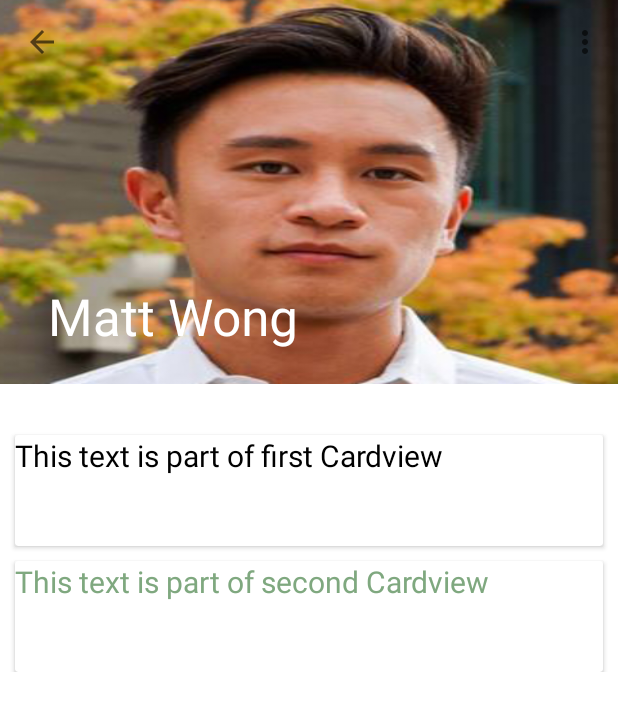
After one commit to felixitous/smallworld-v3, an Android app: the ComplicatedProfile screen opened directly, with no data from a screen before it, on a phone screen of 412 x 824 dp. The commit adds this screen. Shown: the top 711 px of the screen. Run offline under Robolectric (Android 15) with nearby library versions, the phone set to English and light mode, and no system bars.

Commit message:
new changes

```diff
--- /dev/null
+++ b/mobile/src/main/java/smallworld/smallworld_v3/ComplicatedProfile.java
@@ -0,0 +1,57 @@
+package smallworld.smallworld_v3;
+
+import android.app.ActionBar;
+import android.support.design.widget.CollapsingToolbarLayout;
+import android.support.v7.app.AppCompatActivity;
+import android.os.Bundle;
+import android.support.v7.widget.Toolbar;
+import android.util.Log;
+import android.view.Menu;
+import android.view.MenuItem;
+import android.widget.ImageView;
+
+public class ComplicatedProfile extends AppCompatActivity {
+
+    @Override
+    protected void onCreate(Bundle savedInstanceState) {
+        super.onCreate(savedInstanceState);
+        setContentView(R.layout.activity_complicated_profile);
+
+        final Toolbar toolbar = (Toolbar) findViewById(R.id.MyToolbar);
+        setSupportActionBar(toolbar);
+        getSupportActionBar().setDisplayHomeAsUpEnabled(true);
+        getSupportActionBar().setDisplayShowHomeEnabled(true);
+
+        CollapsingToolbarLayout collapsingToolbar =
+                (CollapsingToolbarLayout) findViewById(R.id.collapse_toolbar);
+        collapsingToolbar.setTitle("Matt Wong");
+        collapsingToolbar.setCollapsedTitleTextColor(getResources().getColor(R.color.myDrawerBackground));
+        collapsingToolbar.setExpandedTitleColor(getResources().getColor(R.color.myDrawerBackground));
+
+    }
+
+    @Override
+    public boolean onCreateOptionsMenu(Menu menu) {
+        // Inflate the menu; this adds items to the action bar if it is present.
+        getMenuInflater().inflate(R.menu.menu_complicated_profile, menu);
+        return true;
+    }
+
+    @Override
+    public boolean onOptionsItemSelected(MenuItem item) {
+        // Handle action bar item clicks here. The action bar will
+        // automatically handle clicks on the Home/Up button, so long
+        // as you specify a parent activity in AndroidManifest.xml.
+        int id = item.getItemId();
+        if (id == 16908332) {
+            Log.d("clicked", "back button");
+            finish();
+        }
+        //noinspection SimplifiableIfStatement
+        if (id == R.id.home) {
+            return true;
+        }
+
+        return super.onOptionsItemSelected(item);
+    }
+}
--- a/mobile/src/main/java/smallworld/smallworld_v3/MainActivity.java
+++ b/mobile/src/main/java/smallworld/smallworld_v3/MainActivity.java
@@ -7,8 +7,10 @@ import android.support.v7.app.ActionBarActivity;
 import android.support.v7.widget.LinearLayoutManager;
 import android.support.v7.widget.RecyclerView;
 import android.support.v7.widget.Toolbar;
+import android.util.Log;
 import android.view.Menu;
 import android.view.MenuItem;
+import android.view.View;
 import android.widget.Toast;
 
 import java.util.ArrayList;
@@ -49,6 +51,7 @@ public class MainActivity extends ActionBarActivity
         initializeData();
         RecentsAdapter adapter = new RecentsAdapter(users);
         rv.setAdapter(adapter);
+
 
 
 
--- /dev/null
+++ b/mobile/src/main/res/layout/activity_complicated_profile.xml
@@ -0,0 +1,103 @@
+<android.support.design.widget.CoordinatorLayout xmlns:android="http://schemas.android.com/apk/res/android"
+    xmlns:app="http://schemas.android.com/apk/res-auto"
+    android:id="@+id/main_content"
+    android:layout_width="match_parent"
+    android:layout_height="match_parent"
+    android:fitsSystemWindows="true">
+
+    <android.support.design.widget.AppBarLayout
+        android:id="@+id/MyAppbar"
+        android:layout_width="match_parent"
+        android:layout_height="256dp"
+        android:fitsSystemWindows="true">
+
+    <android.support.design.widget.CollapsingToolbarLayout
+        android:id="@+id/collapse_toolbar"
+        android:layout_width="match_parent"
+        android:layout_height="match_parent"
+        app:layout_scrollFlags="scroll|exitUntilCollapsed"
+        android:background="@color/myPrimaryColor"
+        android:textColor="@color/myWindowBackground"
+        android:fitsSystemWindows="true">
+
+        <ImageView
+            android:id="@+id/bgheader"
+            android:layout_width="match_parent"
+            android:layout_height="match_parent"
+            android:scaleType="centerCrop"
+            android:fitsSystemWindows="true"
+            android:background="@drawable/matt"
+            app:layout_collapseMode="parallax" />
+
+        <android.support.v7.widget.Toolbar
+            android:id="@+id/MyToolbar"
+            android:layout_width="match_parent"
+            android:layout_height="?attr/actionBarSize"
+            app:layout_collapseMode="parallax" />
+
+    </android.support.design.widget.CollapsingToolbarLayout>
+
+</android.support.design.widget.AppBarLayout>
+
+<android.support.v4.widget.NestedScrollView
+android:layout_width="match_parent"
+android:layout_height="match_parent"
+android:layout_gravity="fill_vertical"
+app:layout_behavior="@string/appbar_scrolling_view_behavior">
+
+<LinearLayout
+    android:layout_width="match_parent"
+    android:layout_height="match_parent"
+    android:orientation="vertical"
+    android:paddingTop="24dp">
+
+    <android.support.v7.widget.CardView
+        android:layout_marginLeft="10dp"
+        android:layout_marginRight="10dp"
+        android:layout_marginTop="10dp"
+        android:layout_width="match_parent"
+        android:layout_height="wrap_content">
+
+        <LinearLayout
+            android:orientation="vertical"
+            android:layout_width="match_parent"
+            android:layout_height="wrap_content">
+
+            <TextView
+                android:layout_width="match_parent"
+                android:layout_height="wrap_content"
+                android:textColor="@color/error_color"
+                android:textSize="20sp"
+                android:text="This text is part of first Cardview\n\n"/>
+
+        </LinearLayout>
+
+    </android.support.v7.widget.CardView>
+
+    <android.support.v7.widget.CardView
+        android:layout_marginLeft="10dp"
+        android:layout_marginRight="10dp"
+        android:layout_marginTop="10dp"
+        android:layout_width="match_parent"
+        android:layout_height="wrap_content">
+
+        <LinearLayout
+            android:orientation="vertical"
+            android:layout_width="match_parent"
+            android:layout_height="wrap_content">
+
+            <TextView
+                android:layout_width="match_parent"
+                android:layout_height="wrap_content"
+                android:textSize="20sp"
+                android:textColor="@color/abc_search_url_text"
+                android:text="This text is part of second Cardview\n\n"/>
+
+        </LinearLayout>
+
+    </android.support.v7.widget.CardView>
+
+</LinearLayout>
+
+</android.support.v4.widget.NestedScrollView>
+</android.support.design.widget.CoordinatorLayout>
--- a/mobile/src/main/res/layout/user_card.xml
+++ b/mobile/src/main/res/layout/user_card.xml
@@ -38,6 +38,7 @@
                 android:layout_alignParentTop="true"
                 android:textSize="30sp"
                 android:textColor="@color/black"
+                android:background="?android:attr/selectableItemBackground"
                 />
 
             <!--<TextView-->
--- /dev/null
+++ b/mobile/src/main/res/menu/menu_complicated_profile.xml
@@ -0,0 +1,7 @@
+<menu xmlns:android="http://schemas.android.com/apk/res/android"
+    xmlns:app="http://schemas.android.com/apk/res-auto"
+    xmlns:tools="http://schemas.android.com/tools"
+    tools:context="smallworld.smallworld_v3.ComplicatedProfile">
+    <item android:id="@+id/action_settings" android:title="@string/action_settings"
+        android:orderInCategory="100" app:showAsAction="never" />
+</menu>
--- a/mobile/src/main/res/values/colors.xml
+++ b/mobile/src/main/res/values/colors.xml
@@ -16,6 +16,7 @@
     <color name="myTextPrimaryColor">#212121</color>
     <color name="myNavigationColor">#000</color>
     <color name="black">#000</color>
+    <color name="error_color">#000</color>
 
     <drawable name="pressed_gray">#0c000000</drawable>
     <drawable name="selected_gray">#2c000000</drawable>
```
Also changed, not shown: mobile/src/main/AndroidManifest.xml (+8 -0 lines), mobile/src/main/java/smallworld/smallworld_v3/RecentsAdapter.java (+16 -1 lines), mobile/src/main/java/smallworld/smallworld_v3/SimpleProfile.java (deleted, +0 -37 lines), mobile/src/main/res/layout/activity_main.xml (+7 -6 lines), mobile/src/main/res/layout/activity_simple_profile.xml (deleted, +0 -12 lines), mobile/src/main/res/menu/menu_user_with_dossier.xml (added, +7 -0 lines), mobile/src/main/res/values/strings.xml (+23 -0 lines), mobile/src/main/java/smallworld/smallworld_v3/NavigationDrawerAdapter.java (indentation only).
